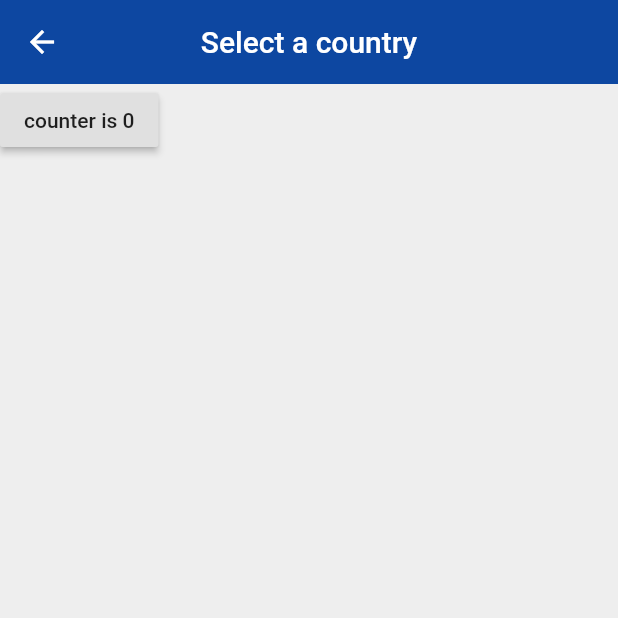
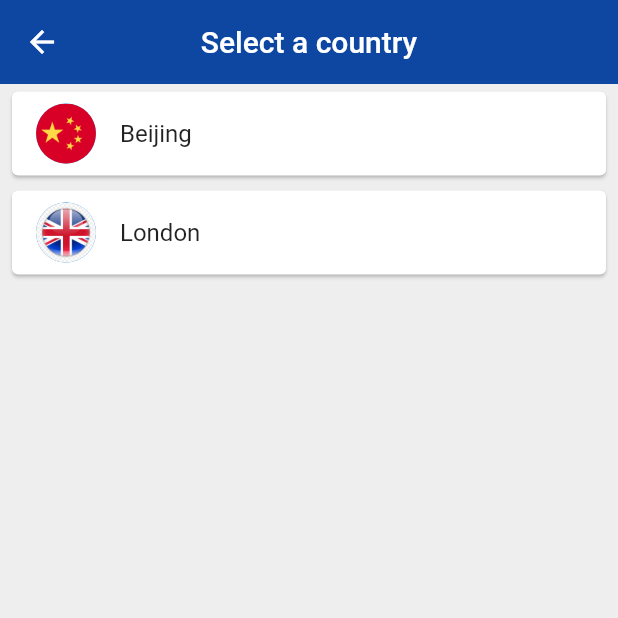
Before and after one commit to fhlkm/flutterStudy, a Flutter app: the ChooseLocation screen opened by its route, on a phone screen of 412 x 824 dp, the top half of it. Run offline on Flutter 3.47's test engine with Material 2 defaults, Android fonts, the phone set to English and light mode, and no system bars; our stand-ins replace flutter_spinkit; network calls fail.

Commit message:
listview display time and tilte and image

```diff
--- a/flutter_app/lib/pages/choose_location.dart
+++ b/flutter_app/lib/pages/choose_location.dart
@@ -1,4 +1,5 @@
 import 'package:flutter/material.dart';
+import 'package:flutterapp/services/world_time.dart';
 class ChooseLocation extends StatefulWidget {
   @override
   _ChooseLocationState createState() => _ChooseLocationState();
@@ -9,6 +10,10 @@ class ChooseLocation extends StatefulWidget {
 class _ChooseLocationState extends State<ChooseLocation> {
 
   int counter =0;
+  List<WorldTime>  locations = [
+    WorldTime(url: "Asia/Shanghai",location: "Beijing",flag:"china.png"),
+    WorldTime(url: "Europe/London",location: "London",flag:"uk.png")
+  ];
   //async & await to block thread in current block
 
   @override
@@ -29,14 +34,26 @@ class _ChooseLocationState extends State<ChooseLocation> {
         centerTitle: true,
         elevation: 0,
       ),
-      body: RaisedButton(
-        onPressed: (){
-          setState(() {
-            counter++;
-          });
-        },
-        child: Text("counter is $counter"),
-      ),
+      body: ListView.builder(itemBuilder: (context,index){
+        return Padding(
+          padding: const EdgeInsets.symmetric(vertical: 1.0,horizontal: 4.0),
+          child: Card(
+            child: ListTile(
+              onTap:(){
+                print(locations[index].location);
+
+              },
+              title: Text(locations[index].location),
+              leading: CircleAvatar(
+                backgroundImage: AssetImage('images/${locations[index].flag}'),
+              ),
+
+            ),
+          ),
+        );
+      },
+      itemCount: locations.length,
+      )
     );
   }
 
```
Also changed, not shown: flutter_app/images/china.png (added), flutter_app/images/uk.png (added).
